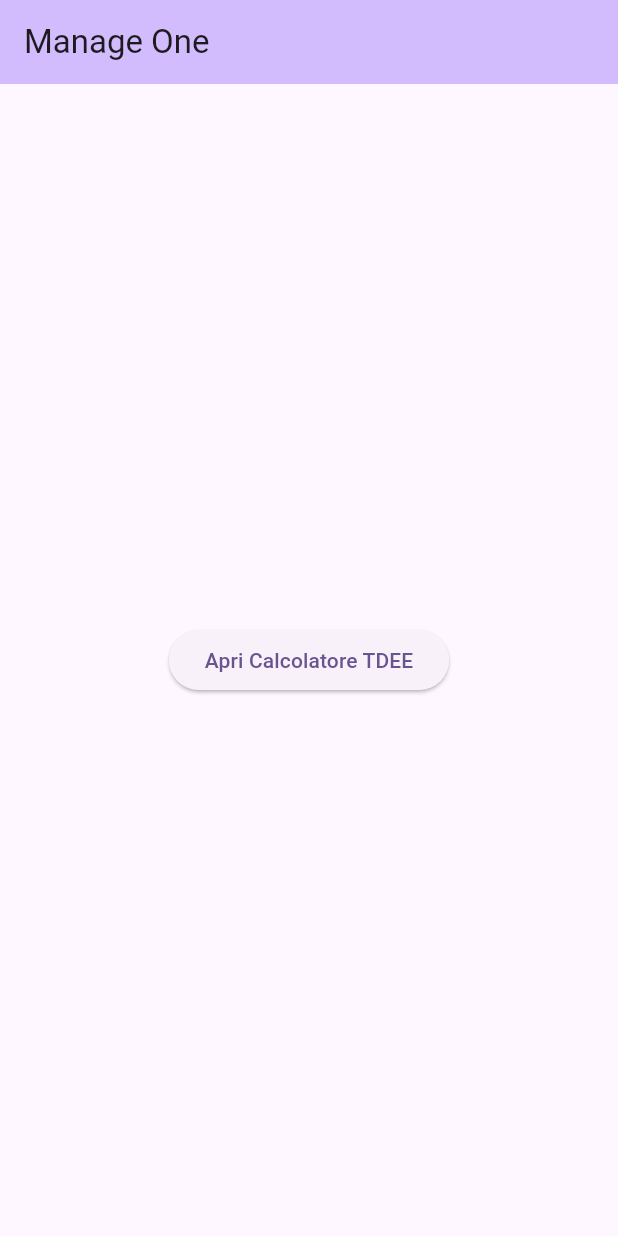
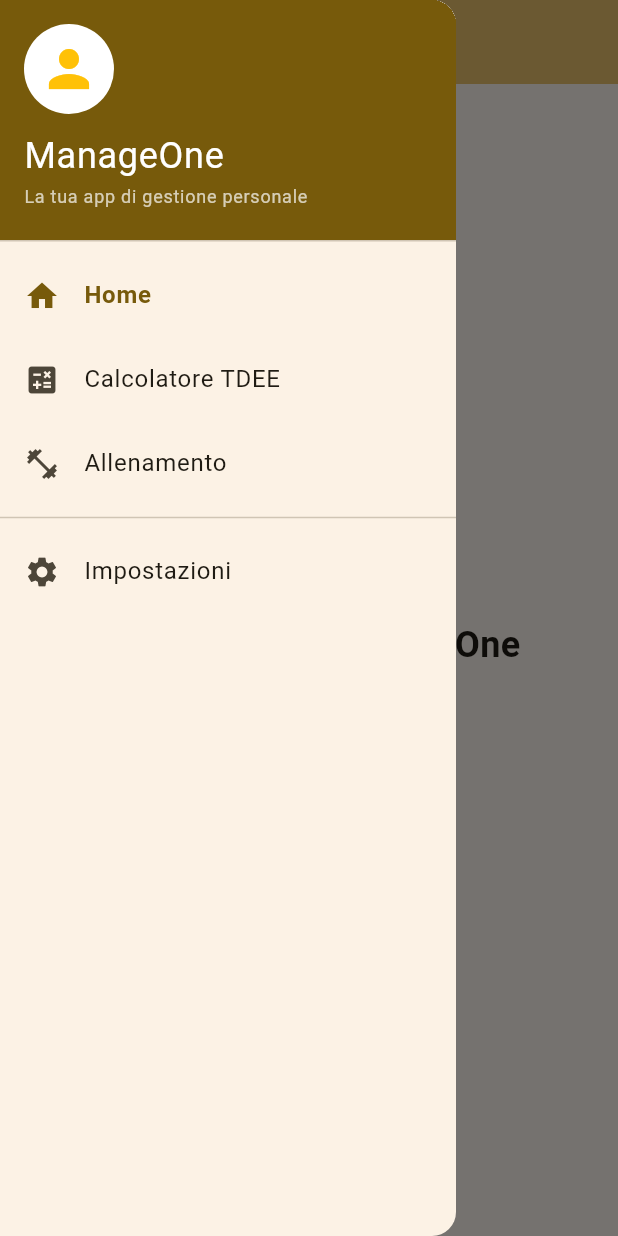
Before and after one commit to Gigiuz/manageoneapp, a Flutter app: the screen it shows after launch, with the side drawer open (before the commit the screen has no drawer), on a phone screen of 412 x 824 dp. Run offline on Flutter 3.47's test engine with Material 3 defaults, Android fonts, the light colour scheme and no system bars.

Commit message:
feat: update drawer

```diff
--- a/lib/main.dart
+++ b/lib/main.dart
@@ -1,5 +1,10 @@
 import 'package:flutter/material.dart';
 import 'pages/tdee.dart';
+// Importa le altre pagine quando saranno disponibili
+import 'pages/trainingweightscalculator.dart';
+// import 'pages/nutrition.dart';
+// import 'pages/workout.dart';
+// import 'pages/settings.dart';
 
 void main() {
   runApp(const MyApp());
@@ -8,51 +13,189 @@ void main() {
 class MyApp extends StatelessWidget {
   const MyApp({super.key});
 
-  // This widget is the root of your application.
   @override
   Widget build(BuildContext context) {
     return MaterialApp(
       title: 'ManageOne',
       theme: ThemeData(
-        colorScheme: ColorScheme.fromSeed(seedColor: Colors.deepPurple),
+        colorScheme: ColorScheme.fromSeed(seedColor: Colors.amber),
         useMaterial3: true,
       ),
-      home: const MyHomePage(title: 'Manage One'),
+      home: const SharedScaffold(
+        body: MyHomePageContent(),
+        title: 'Manage One',
+        currentIndex: 0, // Home page è l'indice 0
+      ),
       debugShowCheckedModeBanner: false,
     );
   }
 }
 
-class MyHomePage extends StatefulWidget {
-  const MyHomePage({super.key, required this.title});
+// Classe base condivisa per tutte le pagine
+class SharedScaffold extends StatelessWidget {
+  final Widget body;
+  final String title;
+  final int currentIndex;
 
-  final String title;
-
-  @override
-  State<MyHomePage> createState() => _MyHomePageState();
-}
-
-class _MyHomePageState extends State<MyHomePage> {
-  int _counter = 0;
+  const SharedScaffold({
+    super.key,
+    required this.body,
+    required this.title,
+    required this.currentIndex,
+  });
 
   @override
   Widget build(BuildContext context) {
- return Scaffold(
+    return Scaffold(
       appBar: AppBar(
         backgroundColor: Theme.of(context).colorScheme.inversePrimary,
-        title: Text(widget.title),
+        title: Text(title),
       ),
-      body: Center(
-        child: ElevatedButton(
-          child: const Text('Apri Calcolatore TDEE'),
-          onPressed: () {
-            Navigator.push(
-              context,
-              MaterialPageRoute(builder: (context) => TdeePage()),
-            );
-          },
+      drawer: _buildDrawer(context),
+      body: body,
+    );
+  }
+
+  Widget _buildDrawer(BuildContext context) {
+    return Drawer(
+      child: ListView(
+        padding: EdgeInsets.zero,
+        children: [
+          DrawerHeader(
+            decoration: BoxDecoration(
+              color: Theme.of(context).colorScheme.primary,
+            ),
+            child: const Column(
+              crossAxisAlignment: CrossAxisAlignment.start,
+              children: [
+                CircleAvatar(
+                  radius: 30,
+                  backgroundColor: Colors.white,
+                  child: Icon(
+                    Icons.person,
+                    size: 40,
+                    color: Colors.amber,
+                  ),
+                ),
+                SizedBox(height: 10),
+                Text(
+                  'ManageOne',
+                  style: TextStyle(
+                    color: Colors.white,
+                    fontSize: 24,
+                  ),
+                ),
+                Text(
+                  'La tua app di gestione personale',
+                  style: TextStyle(
+                    color: Colors.white70,
+                    fontSize: 12,
+                  ),
+                ),
+              ],
+            ),
+          ),
+          _buildDrawerItem(
+            context,
+            'Home',
+            Icons.home,
+            0,
+            () => _navigateToPage(
+                context, const MyHomePageContent(), 'Manage One', 0),
+          ),
+          _buildDrawerItem(
+            context,
+            'Calcolatore TDEE',
+            Icons.calculate,
+            1,
+            () => _navigateToPage(
+                context, const TdeePage(), 'Calcolatore TDEE', 1),
+          ),
+          _buildDrawerItem(
+            context,
+            'Allenamento',
+            Icons.fitness_center,
+            2,
+            () => _navigateToPage(
+                          context, const TrainingWeightCalculator(), 'Calcolo percentuali allenamento', 2),
+          ),
+          const Divider(),
+          _buildDrawerItem(
+            context,
+            'Impostazioni',
+            Icons.settings,
+            5,
+            () {
+              // Sostituire con la navigazione alla pagina impostazioni quando disponibile
+              Navigator.pop(context);
+              // _navigateToPage(context, const SettingsPage(), 'Impostazioni', 5);
+            },
+          ),
+        ],
+      ),
+    );
+  }
+
+  // Helper per costruire le voci di menu con evidenziazione della pagina corrente
+  Widget _buildDrawerItem(BuildContext context, String title, IconData icon,
+      int index, VoidCallback onTap) {
+    final bool isSelected = index == currentIndex;
+
+    return ListTile(
+      leading: Icon(
+        icon,
+        color: isSelected ? Theme.of(context).colorScheme.primary : null,
+      ),
+      title: Text(
+        title,
+        style: TextStyle(
+          fontWeight: isSelected ? FontWeight.bold : FontWeight.normal,
+          color: isSelected ? Theme.of(context).colorScheme.primary : null,
+        ),
+      ),
+      selected: isSelected,
+      onTap: onTap,
+    );
+  }
+
+  // Helper per la navigazione
+  void _navigateToPage(
+      BuildContext context, Widget page, String title, int index) {
+    Navigator.pop(context); // Chiude il drawer
+
+    if (index == currentIndex)
+      return; // Se siamo già nella pagina richiesta, non facciamo nulla
+
+    Navigator.pushReplacement(
+      context,
+      MaterialPageRoute(
+        builder: (context) => SharedScaffold(
+          body: page,
+          title: title,
+          currentIndex: index,
         ),
       ),
     );
   }
 }
+
+// Contenuto della Home Page
+class MyHomePageContent extends StatelessWidget {
+  const MyHomePageContent({super.key});
+
+  @override
+  Widget build(BuildContext context) {
+    return const Center(
+      child: Column(
+        mainAxisAlignment: MainAxisAlignment.center,
+        children: [
+          Text(
+            'Benvenuto in ManageOne',
+            style: TextStyle(fontSize: 24, fontWeight: FontWeight.bold),
+          ),
+          SizedBox(height: 20)
+        ],
+      ),
+    );
+  }
+}
```
